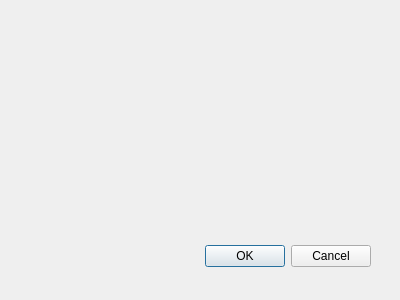
The window that ui_colorrampmanager.ui (etiennesky/colorrampmanager) describes before a commit, drawn with Qt 5.
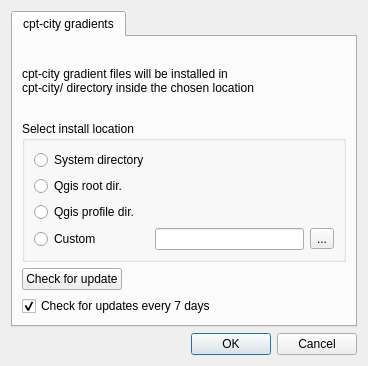
The same window after the commit.

Commit message: first version of the plugin, with automatic update lookup every 7 days

Diff of the .ui file:
```diff
--- a/ui_colorrampmanager.ui
+++ b/ui_colorrampmanager.ui
@@ -1,33 +1,185 @@
 <ui version="4.0" >
  <class>ColorRampManager</class>
- <widget class="QDialog" name="ColorRampManager" >
-  <property name="geometry" >
+ <widget class="QDialog" name="ColorRampManager">
+  <property name="geometry">
    <rect>
     <x>0</x>
     <y>0</y>
-    <width>400</width>
-    <height>300</height>
+    <width>368</width>
+    <height>366</height>
    </rect>
   </property>
   <property name="windowTitle" >
    <string>ColorRampManager</string>
   </property>
-  <widget class="QDialogButtonBox" name="buttonBox" >
-   <property name="geometry" >
-    <rect>
-     <x>30</x>
-     <y>240</y>
-     <width>341</width>
-     <height>32</height>
-    </rect>
-   </property>
-   <property name="orientation" >
-    <enum>Qt::Horizontal</enum>
-   </property>
-   <property name="standardButtons" >
-    <set>QDialogButtonBox::Cancel|QDialogButtonBox::Ok</set>
-   </property>
-  </widget>
+  <layout class="QVBoxLayout" name="verticalLayout">
+   <item>
+    <widget class="QTabWidget" name="tabWidget">
+     <property name="accessibleName">
+      <string/>
+     </property>
+     <property name="accessibleDescription">
+      <string/>
+     </property>
+     <property name="currentIndex">
+      <number>0</number>
+     </property>
+     <widget class="QWidget" name="tab">
+      <property name="accessibleName">
+       <string/>
+      </property>
+      <property name="accessibleDescription">
+       <string/>
+      </property>
+      <attribute name="title">
+       <string>cpt-city gradients</string>
+      </attribute>
+      <layout class="QVBoxLayout" name="verticalLayout_2">
+       <item>
+        <widget class="QLabel" name="label">
+         <property name="text">
+          <string>cpt-city gradient files will be installed in
+cpt-city/ directory inside the chosen location</string>
+         </property>
+        </widget>
+       </item>
+       <item>
+        <widget class="QGroupBox" name="groupBox">
+         <property name="title">
+          <string>Select install location</string>
+         </property>
+         <layout class="QGridLayout" name="gridLayout">
+          <item row="3" column="0">
+           <widget class="QRadioButton" name="rbtnDirQgis">
+            <property name="text">
+             <string>Qgis root dir.</string>
+            </property>
+            <attribute name="buttonGroup">
+             <string notr="true">buttonGroupDir</string>
+            </attribute>
+           </widget>
+          </item>
+          <item row="1" column="0">
+           <widget class="QRadioButton" name="rbtnDirSystem">
+            <property name="text">
+             <string>System directory</string>
+            </property>
+            <attribute name="buttonGroup">
+             <string notr="true">buttonGroupDir</string>
+            </attribute>
+           </widget>
+          </item>
+          <item row="4" column="0">
+           <widget class="QRadioButton" name="rbtnDirUser">
+            <property name="text">
+             <string>Qgis profile dir.</string>
+            </property>
+            <attribute name="buttonGroup">
+             <string notr="true">buttonGroupDir</string>
+            </attribute>
+           </widget>
+          </item>
+          <item row="5" column="0">
+           <widget class="QRadioButton" name="rbtnDirCustom">
+            <property name="text">
+             <string>Custom</string>
+            </property>
+            <attribute name="buttonGroup">
+             <string notr="true">buttonGroupDir</string>
+            </attribute>
+           </widget>
+          </item>
+          <item row="1" column="1">
+           <widget class="QLabel" name="lblDirSystem">
+            <property name="text">
+             <string>&lt;system&gt;</string>
+            </property>
+           </widget>
+          </item>
+          <item row="4" column="1">
+           <widget class="QLabel" name="lblDirUser">
+            <property name="text">
+             <string>&lt;user&gt;</string>
+            </property>
+           </widget>
+          </item>
+          <item row="3" column="1">
+           <widget class="QLabel" name="lblDirQgis">
+            <property name="text">
+             <string>&lt;qgis&gt;</string>
+            </property>
+           </widget>
+          </item>
+          <item row="5" column="1">
+           <layout class="QHBoxLayout" name="horizontalLayout">
+            <item>
+             <widget class="QLineEdit" name="leDirCustom"/>
+            </item>
+            <item>
+             <widget class="QToolButton" name="btnDirCustom">
+              <property name="text">
+               <string>...</string>
+              </property>
+             </widget>
+            </item>
+           </layout>
+          </item>
+         </layout>
+        </widget>
+       </item>
+       <item>
+        <layout class="QHBoxLayout" name="horizontalLayout_2">
+         <item>
+          <widget class="QPushButton" name="pbtnUpdateCheck">
+           <property name="text">
+            <string>Check for update</string>
+           </property>
+          </widget>
+         </item>
+         <item>
+          <spacer name="horizontalSpacer">
+           <property name="orientation">
+            <enum>Qt::Horizontal</enum>
+           </property>
+           <property name="sizeHint" stdset="0">
+            <size>
+             <width>357</width>
+             <height>17</height>
+            </size>
+           </property>
+          </spacer>
+         </item>
+        </layout>
+       </item>
+       <item>
+        <layout class="QHBoxLayout" name="horizontalLayout_3">
+         <item>
+          <widget class="QCheckBox" name="cboxCheckUpdateAuto">
+           <property name="text">
+            <string>Check for updates every 7 days</string>
+           </property>
+           <property name="checked">
+            <bool>true</bool>
+           </property>
+          </widget>
+         </item>
+        </layout>
+       </item>
+      </layout>
+     </widget>
+    </widget>
+   </item>
+   <item>
+    <widget class="QDialogButtonBox" name="buttonBox">
+     <property name="orientation">
+      <enum>Qt::Horizontal</enum>
+     </property>
+     <property name="standardButtons">
+      <set>QDialogButtonBox::Cancel|QDialogButtonBox::Ok</set>
+     </property>
+    </widget>
+   </item>
+  </layout>
  </widget>
  <resources/>
  <connections>
```
Left out of the diff: 18 changed lines with no effect on the pictures. The commit also changes 6 other files.
